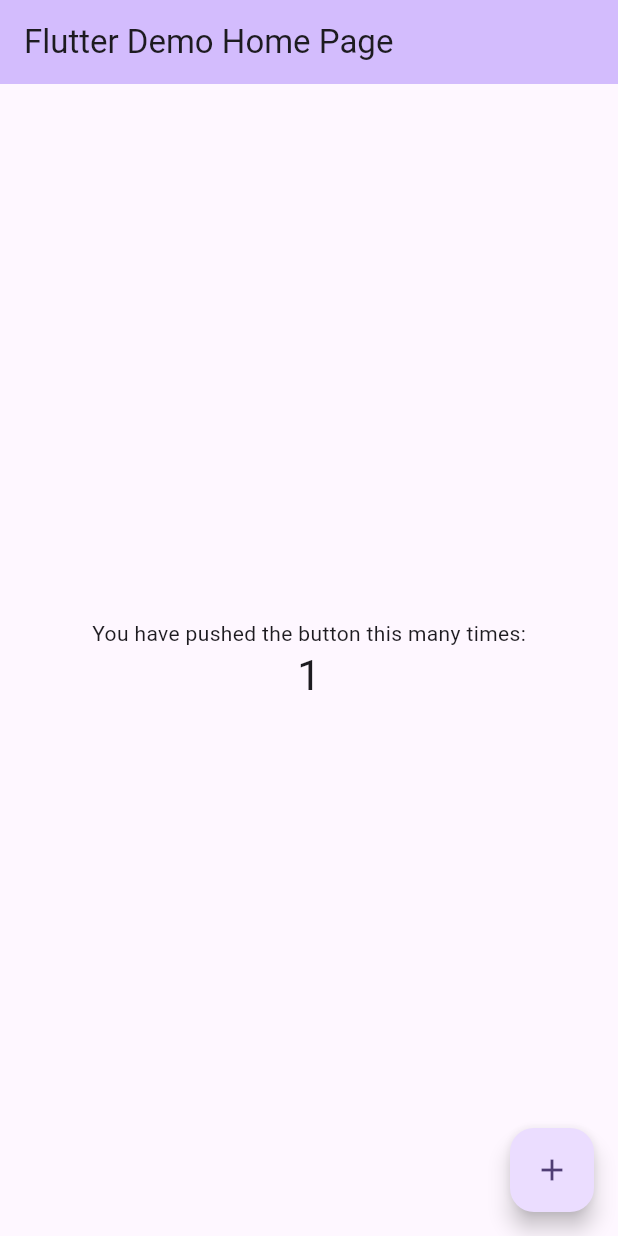
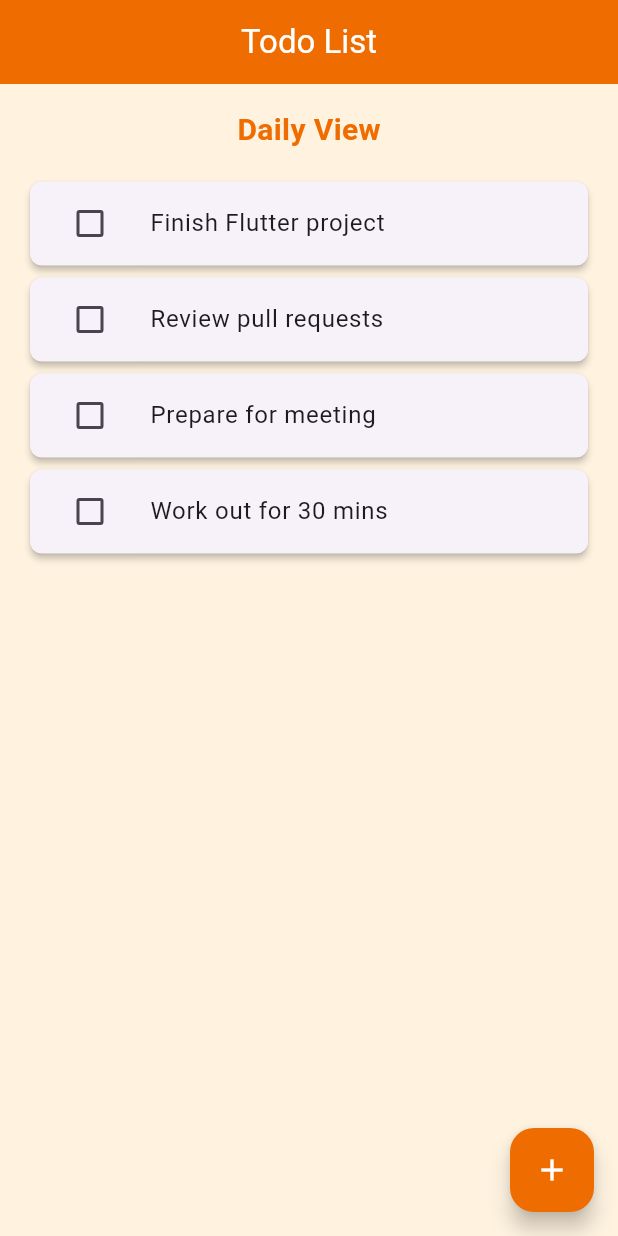
Before and after one commit to MonishB123/productivepls, a Flutter app: the screen it shows after launch, after a tap on the "add" icon, on a phone screen of 412 x 824 dp. Run offline on Flutter 3.47's test engine with Material 3 defaults, Android fonts, the phone set to English and light mode, and no system bars; missing offline and left inert: window_size.

Commit message:
intial daily view struct

```diff
--- a/lib/main.dart
+++ b/lib/main.dart
@@ -1,125 +1,97 @@
+import 'dart:io';
+
 import 'package:flutter/material.dart';
+import 'package:window_size/window_size.dart';
 
 void main() {
-  runApp(const MyApp());
+  //set fixed windows size
+  WidgetsFlutterBinding.ensureInitialized();
+  if (Platform.isWindows) {
+    setWindowTitle("productivepls");
+    const prefSize = Size(900, 1200);
+    setWindowMaxSize(prefSize);
+    setWindowMinSize(prefSize);
+  }
+  runApp(TodoApp());
 }
 
-class MyApp extends StatelessWidget {
-  const MyApp({super.key});
-
-  // This widget is the root of your application.
+class TodoApp extends StatelessWidget {
   @override
   Widget build(BuildContext context) {
     return MaterialApp(
-      title: 'Flutter Demo',
+      debugShowCheckedModeBanner: false,
+      title: 'Productive Pls',
       theme: ThemeData(
-        // This is the theme of your application.
-        //
-        // TRY THIS: Try running your application with "flutter run". You'll see
-        // the application has a purple toolbar. Then, without quitting the app,
-        // try changing the seedColor in the colorScheme below to Colors.green
-        // and then invoke "hot reload" (save your changes or press the "hot
-        // reload" button in a Flutter-supported IDE, or press "r" if you used
-        // the command line to start the app).
-        //
-        // Notice that the counter didn't reset back to zero; the application
-        // state is not lost during the reload. To reset the state, use hot
-        // restart instead.
-        //
-        // This works for code too, not just values: Most code changes can be
-        // tested with just a hot reload.
-        colorScheme: ColorScheme.fromSeed(seedColor: Colors.deepPurple),
-        useMaterial3: true,
+        primarySwatch: Colors.orange,
+        scaffoldBackgroundColor: Colors.orange[50],
       ),
-      home: const MyHomePage(title: 'Flutter Demo Home Page'),
+      home: DailyView(),
     );
   }
 }
 
-class MyHomePage extends StatefulWidget {
-  const MyHomePage({super.key, required this.title});
-
-  // This widget is the home page of your application. It is stateful, meaning
-  // that it has a State object (defined below) that contains fields that affect
-  // how it looks.
-
-  // This class is the configuration for the state. It holds the values (in this
-  // case the title) provided by the parent (in this case the App widget) and
-  // used by the build method of the State. Fields in a Widget subclass are
-  // always marked "final".
-
-  final String title;
-
-  @override
-  State<MyHomePage> createState() => _MyHomePageState();
-}
-
-class _MyHomePageState extends State<MyHomePage> {
-  int _counter = 0;
-
-  void _incrementCounter() {
-    setState(() {
-      // This call to setState tells the Flutter framework that something has
-      // changed in this State, which causes it to rerun the build method below
-      // so that the display can reflect the updated values. If we changed
-      // _counter without calling setState(), then the build method would not be
-      // called again, and so nothing would appear to happen.
-      _counter++;
-    });
-  }
+class DailyView extends StatelessWidget {
+  final List<String> tasks = [
+    "Finish Flutter project",
+    "Review pull requests",
+    "Prepare for meeting",
+    "Work out for 30 mins",
+  ];
 
   @override
   Widget build(BuildContext context) {
-    // This method is rerun every time setState is called, for instance as done
-    // by the _incrementCounter method above.
-    //
-    // The Flutter framework has been optimized to make rerunning build methods
-    // fast, so that you can just rebuild anything that needs updating rather
-    // than having to individually change instances of widgets.
     return Scaffold(
       appBar: AppBar(
-        // TRY THIS: Try changing the color here to a specific color (to
-        // Colors.amber, perhaps?) and trigger a hot reload to see the AppBar
-        // change color while the other colors stay the same.
-        backgroundColor: Theme.of(context).colorScheme.inversePrimary,
-        // Here we take the value from the MyHomePage object that was created by
-        // the App.build method, and use it to set our appbar title.
-        title: Text(widget.title),
+        title: Text(
+          'Todo List',
+          style: TextStyle(color: Colors.white),
+        ),
+        centerTitle: true,
+        backgroundColor: Colors.orange[800],
       ),
-      body: Center(
-        // Center is a layout widget. It takes a single child and positions it
-        // in the middle of the parent.
+      body: Padding(
+        padding: const EdgeInsets.all(16.0),
         child: Column(
-          // Column is also a layout widget. It takes a list of children and
-          // arranges them vertically. By default, it sizes itself to fit its
-          // children horizontally, and tries to be as tall as its parent.
-          //
-          // Column has various properties to control how it sizes itself and
-          // how it positions its children. Here we use mainAxisAlignment to
-          // center the children vertically; the main axis here is the vertical
-          // axis because Columns are vertical (the cross axis would be
-          // horizontal).
-          //
-          // TRY THIS: Invoke "debug painting" (choose the "Toggle Debug Paint"
-          // action in the IDE, or press "p" in the console), to see the
-          // wireframe for each widget.
-          mainAxisAlignment: MainAxisAlignment.center,
-          children: <Widget>[
-            const Text(
-              'You have pushed the button this many times:',
+          crossAxisAlignment: CrossAxisAlignment.center,
+          children: [
+            Text(
+              'Daily View',
+              style: TextStyle(
+                fontSize: 20.0,
+                fontWeight: FontWeight.bold,
+                color: Colors.orange[800],
+              ),
             ),
-            Text(
-              '$_counter',
-              style: Theme.of(context).textTheme.headlineMedium,
+            SizedBox(height: 16.0),
+            Expanded(
+              child: ListView.builder(
+                itemCount: tasks.length,
+                itemBuilder: (context, index) {
+                  return Card(
+                    elevation: 2.0,
+                    shape: RoundedRectangleBorder(
+                      borderRadius: BorderRadius.circular(8.0),
+                    ),
+                    child: ListTile(
+                      leading: Checkbox(
+                        value: false,
+                        onChanged: (bool? value) {},
+                        activeColor: Colors.orange,
+                      ),
+                      title: Text(tasks[index]),
+                    ),
+                  );
+                },
+              ),
             ),
           ],
         ),
       ),
       floatingActionButton: FloatingActionButton(
-        onPressed: _incrementCounter,
-        tooltip: 'Increment',
-        child: const Icon(Icons.add),
-      ), // This trailing comma makes auto-formatting nicer for build methods.
+        onPressed: () {},
+        backgroundColor: Colors.orange[800],
+        child: Icon(Icons.add, color: Colors.white),
+      ),
     );
   }
 }
--- a/pubspec.yaml
+++ b/pubspec.yaml
@@ -35,6 +35,7 @@ dependencies:
   # The following adds the Cupertino Icons font to your application.
   # Use with the CupertinoIcons class for iOS style icons.
   cupertino_icons: ^1.0.8
+  window_size: ^0.1.0
 
 dev_dependencies:
   flutter_test:
```
Also changed, not shown: pubspec.lock, 5 other files.
